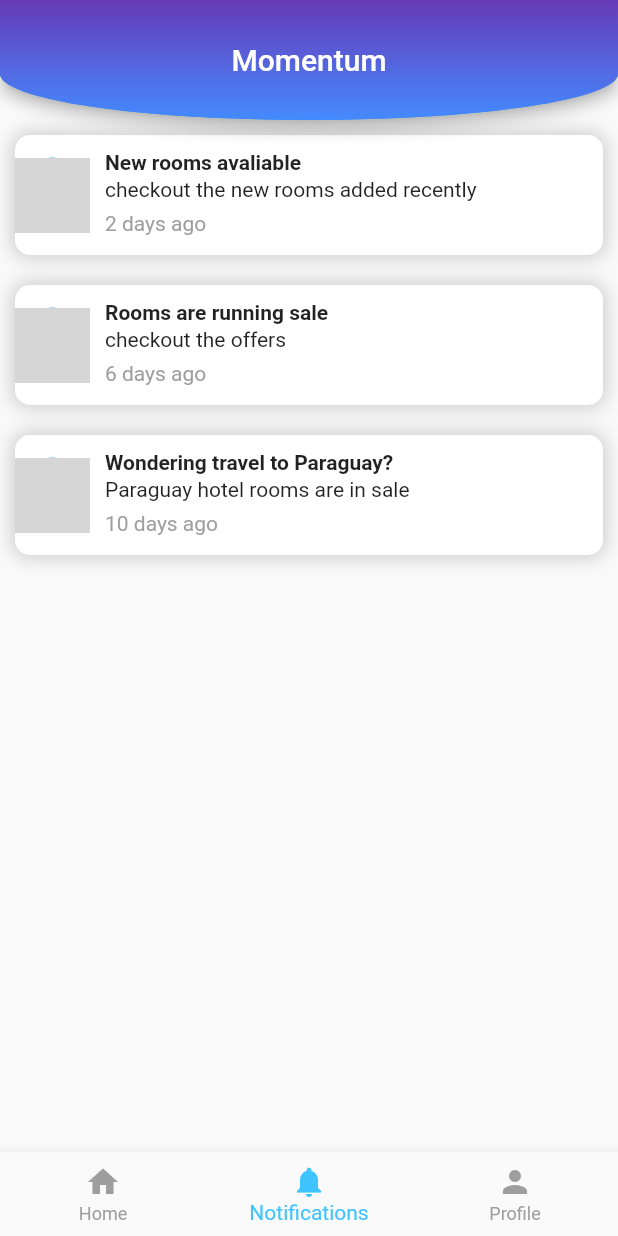
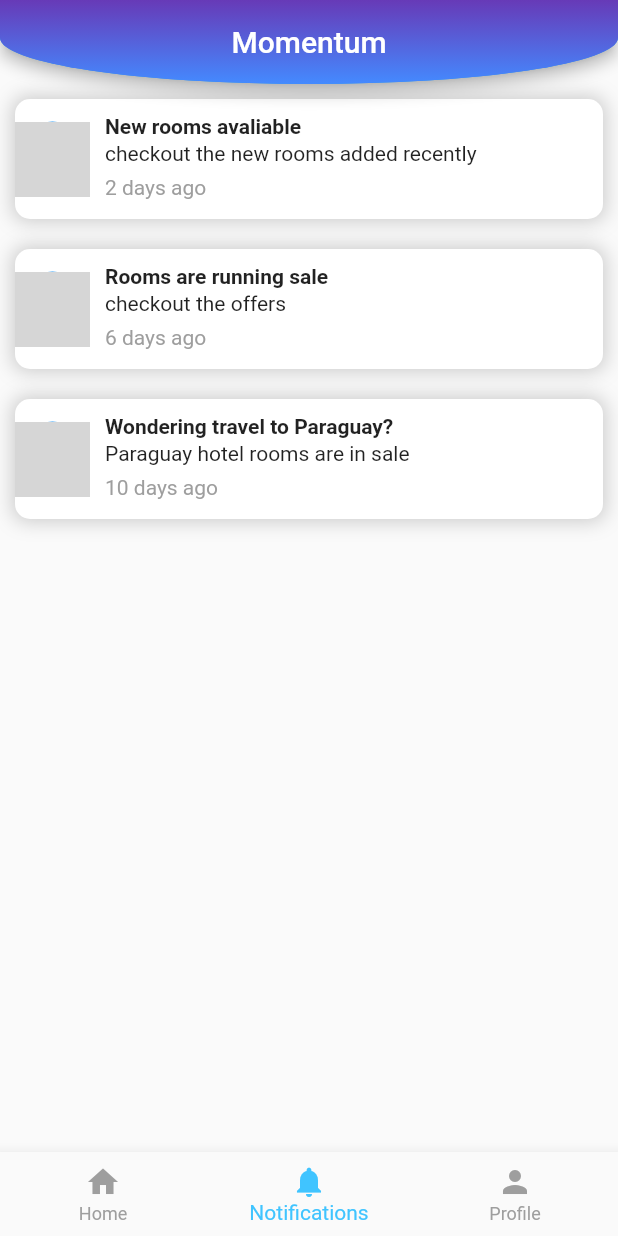
Before and after one commit to Dencou/demo-app, a Flutter app: the HomePage screen opened directly, item 2 of the bottom bar chosen, on a phone screen of 412 x 824 dp. Run offline on Flutter 3.47's test engine with Material 2 defaults, Android fonts, the phone set to English and light mode, and no system bars; our stand-ins replace carousel_slider, country_picker, flutter_rating_bar, get, google_fonts, mobx and 1 more; missing offline and left inert: country_list_pick; generated files the repository leaves out were written again; network calls fail; grey boxes are pictures that could not be loaded.

Commit message:
appbar widget created

```diff
--- a/lib/Pages/HomePage.dart
+++ b/lib/Pages/HomePage.dart
@@ -3,6 +3,7 @@ import 'package:demo_app/Pages/BottomNavigationBarItems/Home.dart';
 import 'package:demo_app/Pages/BottomNavigationBarItems/Profile.dart';
 import 'package:demo_app/Pages/RegisterPage.dart';
 import 'package:demo_app/Services/FeedbackService.dart';
+import 'package:demo_app/Widgets/AppBarW.dart';
 import 'package:demo_app/Widgets/HotelCard.dart';
 import 'package:demo_app/Widgets/NotificationCard.dart';
 import 'package:flutter/cupertino.dart';
@@ -34,27 +35,7 @@ class _HomePage extends State<HomePage>{
 
     return Scaffold(
 
-      appBar: AppBar(
-        centerTitle: true,
-        title: Text('Momentum',textAlign: TextAlign.center,),
-        toolbarHeight: 80,
-        shape: RoundedRectangleBorder(
-            borderRadius: BorderRadius.vertical(
-                bottom: Radius.elliptical(800, 120)
-            )
-        ),
-        flexibleSpace: Container(
-          decoration: const BoxDecoration(
-            borderRadius: BorderRadius.vertical(
-                bottom: Radius.elliptical(800, 120)
-            ),
-            gradient: LinearGradient(
-                begin: Alignment.topCenter,
-                end: Alignment.bottomCenter,
-                colors: [Colors.deepPurple,Colors.blueAccent]),
-          ),
-        ),
-      ),
+      appBar:AppBarW(),
       body: screens[currIndex],
       bottomNavigationBar: BottomNavigationBar(
         currentIndex: currIndex,
--- /dev/null
+++ b/lib/Widgets/AppBarW.dart
@@ -0,0 +1,33 @@
+import 'package:flutter/cupertino.dart';
+import 'package:flutter/material.dart';
+
+class AppBarW extends StatelessWidget implements PreferredSizeWidget{
+  @override
+
+  Size get preferredSize => Size.fromHeight(kToolbarHeight);
+  @override
+  Widget build(BuildContext context) {
+    return AppBar(
+      centerTitle: true,
+      title: const Text('Momentum',textAlign: TextAlign.center,),
+      toolbarHeight: 80,
+      shape: const RoundedRectangleBorder(
+          borderRadius: BorderRadius.vertical(
+              bottom: Radius.elliptical(800, 120)
+          )
+      ),
+      flexibleSpace: Container(
+        decoration: const BoxDecoration(
+          borderRadius: BorderRadius.vertical(
+              bottom: Radius.elliptical(800, 120)
+          ),
+          gradient: LinearGradient(
+              begin: Alignment.topCenter,
+              end: Alignment.bottomCenter,
+              colors: [Colors.deepPurple,Colors.blueAccent]),
+        ),
+      ),
+    );
+  }
+
+}
```
Also changed, not shown: lib/Pages/DetailedHotelInfoPage.dart (+2 -21 lines), lib/Pages/FeedbackPage.dart (+2 -21 lines).
